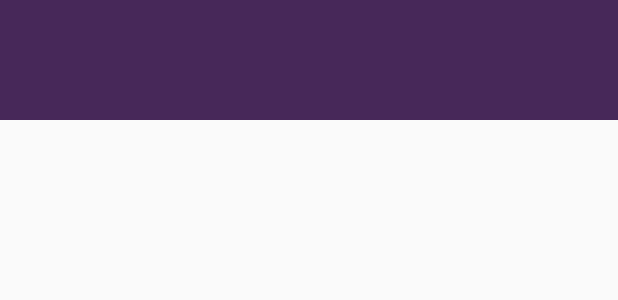
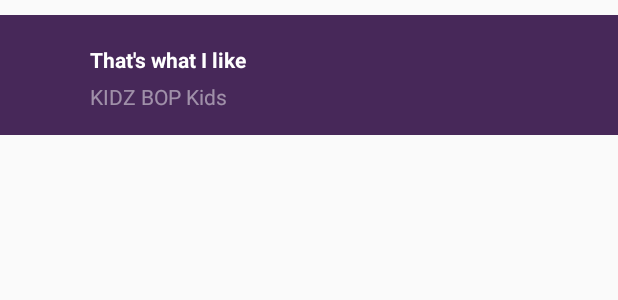
Before and after one commit to ndam1207/MusicApp, an Android app: the layout item_list_top_songs.xml on its own in the app's theme, with its tools: preview values and no code run, on a phone screen of 412 x 824 dp. Shown: the top 300 px of the screen. Run offline under Robolectric (Android 15) with nearby library versions, the phone set to English and light mode, and no system bars.

```diff
--- a/app/src/main/java/com/example/android/musicapp/fragments/MusicTypeFragment.java
+++ b/app/src/main/java/com/example/android/musicapp/fragments/MusicTypeFragment.java
@@ -99,6 +99,6 @@ public class MusicTypeFragment extends Fragment implements View.OnClickListener
     @Override
     public void onClick(View v) {
         MusicTypeModel musicTypeModel = (MusicTypeModel) v.getTag();
-       // ScreenManager.openFragment(getActivity().getSupportFragmentManager(), R.id.layout_container, new TopSongFragment());
+        ScreenManager.openFragment(getActivity().getSupportFragmentManager(), new TopSongFragment(),  R.id.layout_container, this, musicTypeModel);
 }
 }
--- a/app/src/main/res/drawable/ic_play_circle_filled_black_24dp.xml
+++ b/app/src/main/res/drawable/ic_play_circle_filled_black_24dp.xml
@@ -1,6 +1,6 @@
 <vector xmlns:android="http://schemas.android.com/apk/res/android"
-        android:width="70dp"
-        android:height="80dp"
+        android:width="10dp"
+        android:height="50dp"
         android:viewportWidth="24.0"
         android:viewportHeight="24.0">
     <path
--- a/app/src/main/res/layout/item_list_top_songs.xml
+++ b/app/src/main/res/layout/item_list_top_songs.xml
@@ -1,11 +1,15 @@
 <?xml version="1.0" encoding="utf-8"?>
 <RelativeLayout xmlns:android="http://schemas.android.com/apk/res/android"
-    android:orientation="vertical" android:layout_width="match_parent"
-    android:layout_height="80dp">
+    xmlns:tools="http://schemas.android.com/tools"
+    android:orientation="vertical"
+    android:layout_width="match_parent"
+    android:layout_height="80dp"
+    android:layout_marginTop="10dp"
+    android:layout_marginBottom="10dp">
 
     <ImageView
         android:scaleType="centerCrop"
-        android:id="@+id/item_top_song_background"
+        android:id="@+id/iv_item_top_song_background"
         android:layout_width="match_parent"
         android:layout_height="match_parent"
         android:layout_alignParentTop="true"
@@ -20,7 +24,26 @@
         android:layout_marginRight="30dp"/>
 
     <TextView
-        android:layout_width="wrap_content"
+        android:layout_toRightOf="@+id/iv_item_top_song_icon"
+        android:id="@+id/tv_title"
+        android:layout_width="match_parent"
         android:layout_height="wrap_content"
+        android:text="That's what I like"
+        android:textColor="#fff"
+        android:layout_marginTop="20dp"
+        android:layout_marginRight="20dp"
+        android:layout_marginBottom="5dp"
+        android:textStyle="bold"/>
+
+    <TextView
+        android:layout_toRightOf="@+id/iv_item_top_song_icon"
+        android:layout_below="@id/tv_title"
+        android:id="@+id/tv_author"
+        android:layout_width="match_parent"
+        android:layout_height="wrap_content"
+        android:layout_marginRight="20dp"
+        android:layout_marginBottom="0dp"
+        android:text="KIDZ BOP Kids"
+        android:textColor="#7cffffff"
         />
 </RelativeLayout>
```
Also changed, not shown: app/src/main/java/com/example/android/musicapp/MainActivity.java (+14 -0 lines), app/src/main/java/com/example/android/musicapp/adapters/TopSongAdapter.java (added, +76 -0 lines), app/src/main/java/com/example/android/musicapp/databases/TopSongModel.java (added, +45 -0 lines), app/src/main/java/com/example/android/musicapp/fragments/TopSongFragment.java (added, +102 -0 lines), app/src/main/java/com/example/android/musicapp/managers/ScreenManager.java (+5 -2 lines), app/src/main/java/com/example/android/musicapp/networks/GetTopSongs.java (added, +16 -0 lines), app/src/main/java/com/example/android/musicapp/networks/json_models/TopSongArtist.java (added, +27 -0 lines), app/src/main/java/com/example/android/musicapp/networks/json_models/TopSongAttribute.java (added, +26 -0 lines), app/src/main/java/com/example/android/musicapp/networks/json_models/TopSongFeed.java (added, +23 -0 lines), app/src/main/java/com/example/android/musicapp/networks/json_models/TopSongImage.java (added, +40 -0 lines), app/src/main/java/com/example/android/musicapp/networks/json_models/TopSongJSONModel.java (added, +59 -0 lines), app/src/main/java/com/example/android/musicapp/networks/json_models/TopSongName.java (added, +27 -0 lines), app/src/main/java/com/example/android/musicapp/networks/json_models/TopSongRespondModel.java (added, +22 -0 lines), app/src/main/res/layout/activity_main.xml (+6 -6 lines).
